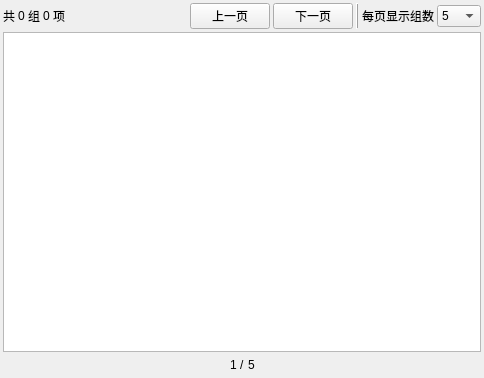
Above: components/widget_assembler_similar_result_preview/widget_similar_result_preview/res/similar_result_preview.ui from PPJUST/ComicDup before the change. Below: the same form after it.
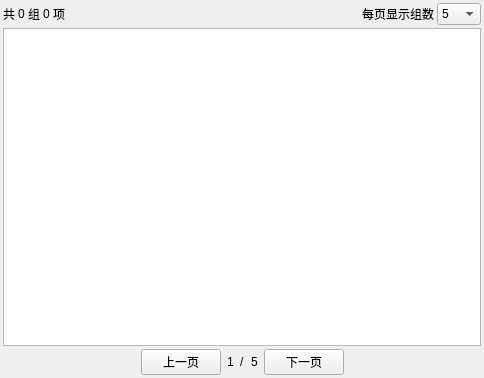
That is the form after the change.

Commit message: 优化：移动翻页按钮到页码边上

Patch:
```diff
--- a/components/widget_assembler_similar_result_preview/widget_similar_result_preview/res/similar_result_preview.ui
+++ b/components/widget_assembler_similar_result_preview/widget_similar_result_preview/res/similar_result_preview.ui
@@ -89,30 +89,6 @@
        </property>
       </spacer>
      </item>
-     <item>
-      <widget class="QPushButton" name="pushButton_previous_page">
-       <property name="text">
-        <string>上一页</string>
-       </property>
-      </widget>
-     </item>
-     <item>
-      <widget class="QPushButton" name="pushButton_next_page">
-       <property name="text">
-        <string>下一页</string>
-       </property>
-      </widget>
-     </item>
-     <item>
-      <widget class="Line" name="line">
-       <property name="frameShadow">
-        <enum>QFrame::Shadow::Raised</enum>
-       </property>
-       <property name="orientation">
-        <enum>Qt::Orientation::Vertical</enum>
-       </property>
-      </widget>
-     </item>
      <item>
       <widget class="QLabel" name="label">
        <property name="text">
@@ -161,6 +137,9 @@
    </item>
    <item>
     <layout class="QHBoxLayout" name="horizontalLayout_2">
+     <property name="spacing">
+      <number>6</number>
+     </property>
      <item>
       <spacer name="horizontalSpacer">
        <property name="orientation">
@@ -174,6 +153,13 @@
        </property>
       </spacer>
      </item>
+     <item>
+      <widget class="QPushButton" name="pushButton_previous_page">
+       <property name="text">
+        <string>上一页</string>
+       </property>
+      </widget>
+     </item>
      <item>
       <widget class="QLabel" name="label_current_page">
        <property name="text">
@@ -195,6 +181,13 @@
        </property>
       </widget>
      </item>
+     <item>
+      <widget class="QPushButton" name="pushButton_next_page">
+       <property name="text">
+        <string>下一页</string>
+       </property>
+      </widget>
+     </item>
      <item>
       <spacer name="horizontalSpacer_2">
        <property name="orientation">
```
The commit also changes 1 other file.
